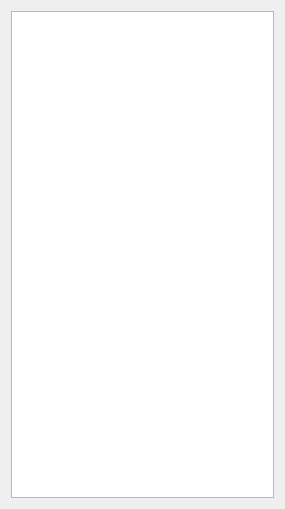
Before: the Qt Designer form src/itemlist.ui in ChaoII/dcs-daq, drawn with Qt 5.
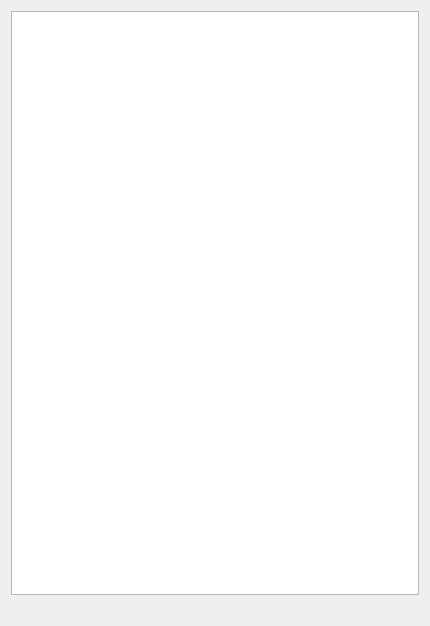
After: the same form once the commit is applied.

```diff
--- a/src/itemlist.ui
+++ b/src/itemlist.ui
@@ -6,8 +6,8 @@
    <rect>
     <x>0</x>
     <y>0</y>
-    <width>285</width>
-    <height>509</height>
+    <width>430</width>
+    <height>626</height>
    </rect>
   </property>
   <property name="windowTitle">
@@ -15,7 +15,14 @@
   </property>
   <layout class="QVBoxLayout" name="verticalLayout">
    <item>
-    <widget class="QListWidget" name="listWidget"/>
+    <widget class="QListWidget" name="lw_rectCoordinate"/>
+   </item>
+   <item>
+    <widget class="QLabel" name="lb_rectTextResult">
+     <property name="text">
+      <string/>
+     </property>
+    </widget>
    </item>
   </layout>
  </widget>
```
